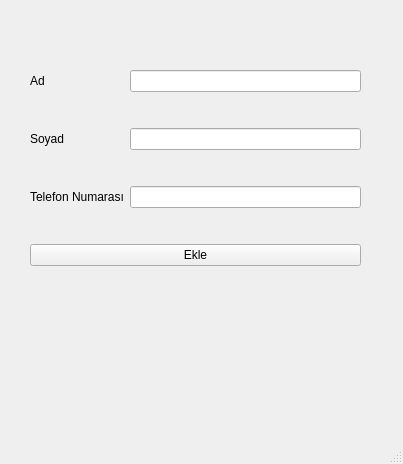
Old version of the form examples/adres-defteri/adresdefteri.ui in the repository bkayranci/python-course.
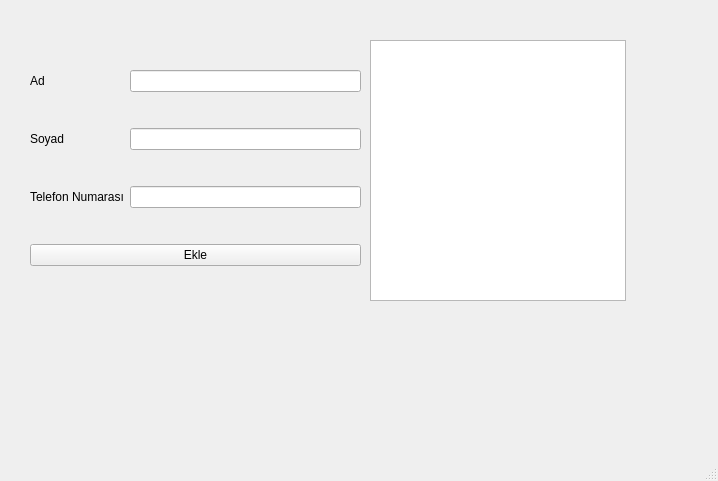
New version of the form.

```diff
--- a/examples/adres-defteri/adresdefteri.ui
+++ b/examples/adres-defteri/adresdefteri.ui
@@ -6,8 +6,8 @@
    <rect>
     <x>0</x>
     <y>0</y>
-    <width>403</width>
-    <height>464</height>
+    <width>718</width>
+    <height>481</height>
    </rect>
   </property>
   <property name="windowTitle">
@@ -63,6 +63,16 @@
      </item>
     </layout>
    </widget>
+   <widget class="QListView" name="listView">
+    <property name="geometry">
+     <rect>
+      <x>370</x>
+      <y>40</y>
+      <width>256</width>
+      <height>261</height>
+     </rect>
+    </property>
+   </widget>
   </widget>
   <widget class="QMenuBar" name="menubar">
    <property name="geometry">
```
Left out of the diff: 2 changed lines with no effect on the pictures.
